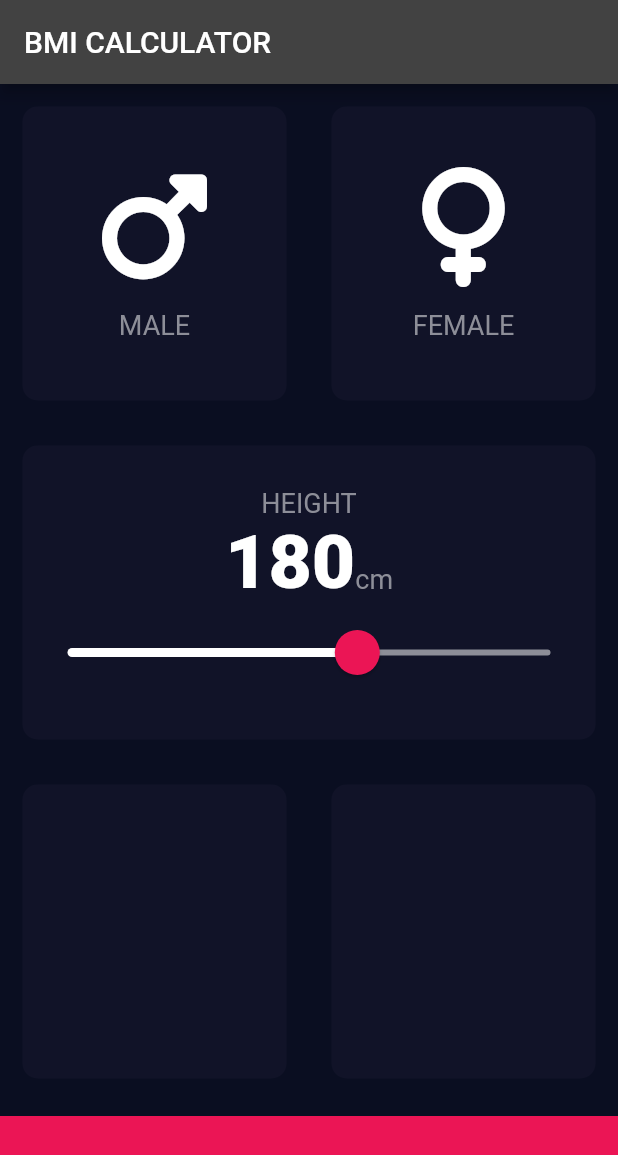
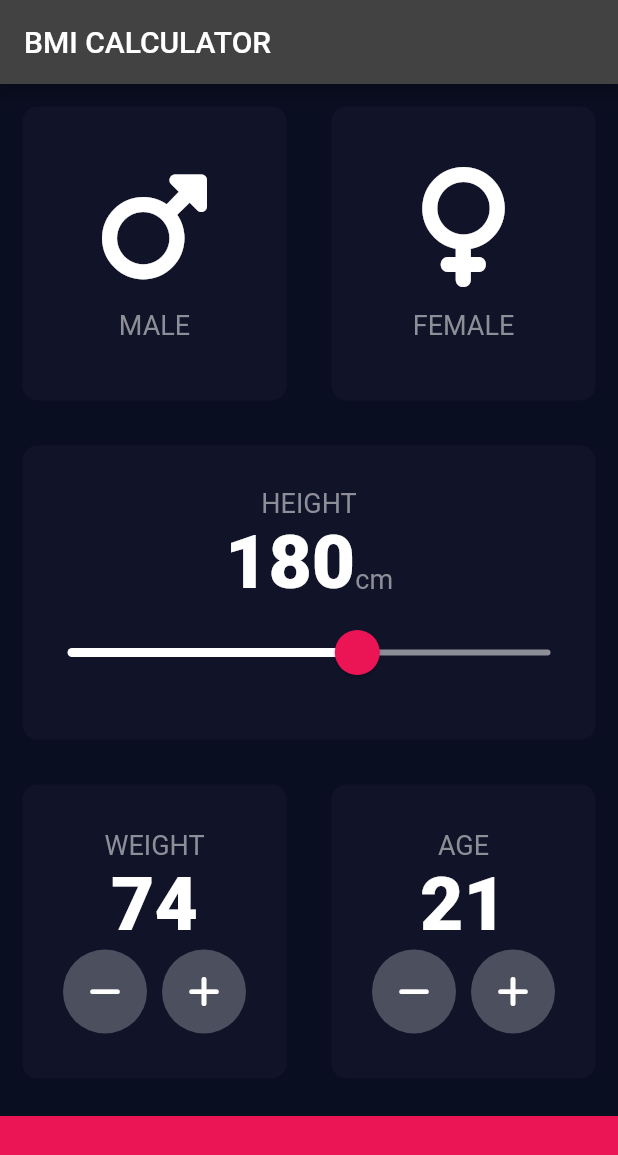
Before and after one commit to robin-correa/flutter-project2, a Flutter app: the screen it shows after launch, on a phone screen of 412 x 824 dp. Shown: the top 1155 px of the screen. Run offline on Flutter 3.47's test engine with Material 2 defaults, Android fonts, the phone set to English and light mode, and no system bars; our stand-ins replace font_awesome_flutter.

Commit message:
Add weight and age features.

```diff
--- a/lib/input_page.dart
+++ b/lib/input_page.dart
@@ -17,6 +17,8 @@ class InputPage extends StatefulWidget {
 class _InputPageState extends State<InputPage> {
   Gender? selectedGender;
   int height = 180;
+  int weight = 74;
+  int age = 21;
 
   @override
   Widget build(BuildContext context) {
@@ -96,8 +98,10 @@ class _InputPageState extends State<InputPage> {
                       activeTrackColor: Colors.white,
                       thumbColor: const Color(0xFFEB1555),
                       overlayColor: const Color(0x29EB1555),
-                    thumbShape: const RoundSliderThumbShape(enabledThumbRadius: 15.0),
-                    overlayShape: const RoundSliderOverlayShape(overlayRadius: 30.0),
+                      thumbShape:
+                          const RoundSliderThumbShape(enabledThumbRadius: 15.0),
+                      overlayShape:
+                          const RoundSliderOverlayShape(overlayRadius: 30.0),
                     ),
                     child: Slider(
                       value: height.toDouble(),
@@ -110,7 +114,8 @@ class _InputPageState extends State<InputPage> {
                       },
                     ),
                   ),
-              ]),
+                ],
+              ),
             ),
           ),
           Expanded(
@@ -119,11 +124,83 @@ class _InputPageState extends State<InputPage> {
               Expanded(
                 child: ReusableCard(
                   colour: kInactiveCardColour,
+                  cardChild: Column(
+                    mainAxisAlignment: MainAxisAlignment.center,
+                    children: <Widget>[
+                      const Text(
+                        'WEIGHT',
+                        style: kLabelTextStyle,
+                      ),
+                      Text(
+                        weight.toString(),
+                        style: kNumberTextStyle,
+                      ),
+                      Row(
+                          mainAxisAlignment: MainAxisAlignment.center,
+                          children: <Widget>[
+                            RoundIconButton(
+                              icon: FontAwesomeIcons.minus,
+                              onPressed: () {
+                                setState(() {
+                                  weight--;
+                                });
+                              },
+                            ),
+                            const SizedBox(
+                              width: 10.0,
+                            ),
+                            RoundIconButton(
+                              icon: FontAwesomeIcons.plus,
+                              onPressed: () {
+                                setState(() {
+                                  weight++;
+                                });
+                              },
+                            ),
+                          ])
+                    ],
+                  ),
                 ),
               ),
               Expanded(
                 child: ReusableCard(
                   colour: kInactiveCardColour,
+                  cardChild: Column(
+                    mainAxisAlignment: MainAxisAlignment.center,
+                    children: <Widget>[
+                      const Text(
+                        'AGE',
+                        style: kLabelTextStyle,
+                      ),
+                      Text(
+                        age.toString(),
+                        style: kNumberTextStyle,
+                      ),
+                      Row(
+                          mainAxisAlignment: MainAxisAlignment.center,
+                          children: <Widget>[
+                            RoundIconButton(
+                              icon: FontAwesomeIcons.minus,
+                              onPressed: () {
+                                setState(() {
+                                  age--;
+                                });
+                              },
+                            ),
+                            const SizedBox(
+                              width: 10.0,
+                            ),
+                            RoundIconButton(
+                              icon: FontAwesomeIcons.plus,
+                              onPressed: () {
+                                setState(() {
+                                  age++;
+                                });
+                              },
+                            ),
+                          ])
+                    ],
+                  ),
                 ),
               ),
             ],
@@ -139,3 +216,25 @@ class _InputPageState extends State<InputPage> {
     );
   }
 }
+
+class RoundIconButton extends StatelessWidget {
+  RoundIconButton({required this.icon, required this.onPressed});
+
+  final IconData icon;
+  final VoidCallback onPressed;
+
+  @override
+  Widget build(BuildContext context) {
+    return RawMaterialButton(
+      elevation: 0.0,
+      onPressed: onPressed,
+      constraints: const BoxConstraints.tightFor(
+        width: 56.0,
+        height: 56.0,
+      ),
+      shape: const CircleBorder(),
+      fillColor: const Color(0xFF4C4F5E),
+      child: Icon(icon),
+    );
+  }
+}
```
Lines whose indentation alone changed are shown as unchanged.
